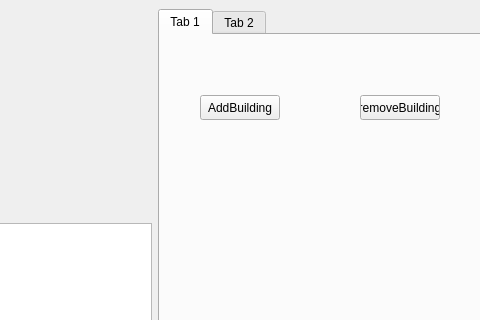
Above: Game/mapwindow.ui from Kujanenj/ohjelmointi3 before the change; both pictures show x 375 to 855 and y 0 to 320 of the 1019 by 660 pixel window. Below: the same form after it.
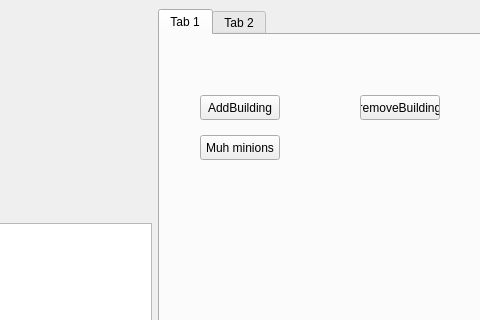
That is the form after the change.

Commit message: added a button to spawning minions, they do very little if not anything at all

What changed in the file:
```diff
--- a/Game/mapwindow.ui
+++ b/Game/mapwindow.ui
@@ -67,6 +67,19 @@
          <string>removeBuilding</string>
         </property>
        </widget>
+       <widget class="QPushButton" name="minionbutton">
+        <property name="geometry">
+         <rect>
+          <x>40</x>
+          <y>100</y>
+          <width>80</width>
+          <height>25</height>
+         </rect>
+        </property>
+        <property name="text">
+         <string>Muh minions</string>
+        </property>
+       </widget>
       </widget>
       <widget class="QWidget" name="tab_2">
        <attribute name="title">
```
The commit also changes 9 other files.
